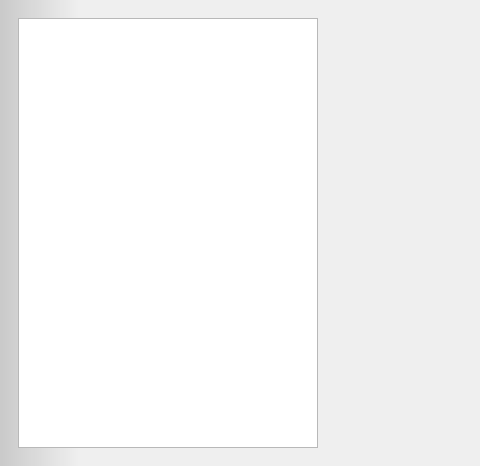
Qt form ui/manualcalibration.ui (analogdevicesinc/scopy) before a commit; both pictures show x 0 to 480 and y 0 to 466 of the 790 by 466 pixel window.
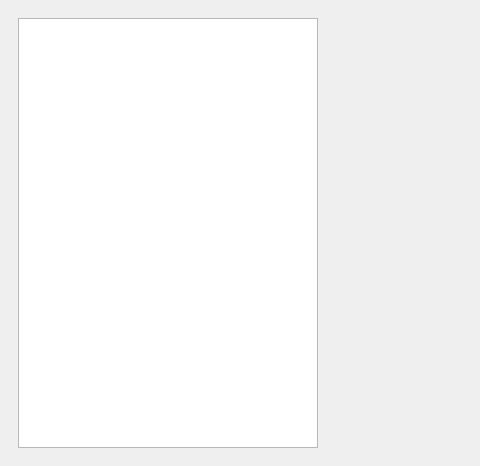
The same form after that commit. Custom widgets are drawn as their Qt base class.

```diff
--- a/ui/manualcalibration.ui
+++ b/ui/manualcalibration.ui
@@ -14,11 +14,7 @@
    <string>Form</string>
   </property>
   <property name="styleSheet">
-   <string notr="true">QWidget#TopWidget{
-background-color: qlineargradient(spread:pad, x1:0, y1:0, x2:0.1, y2:0, stop:0 rgba(0, 0, 0, 40), stop:1 transparent);
-}
-
-QLabel {
+   <string notr="true">QLabel {
 	text-align: left;
 	font-size: 18px;
 }
```
